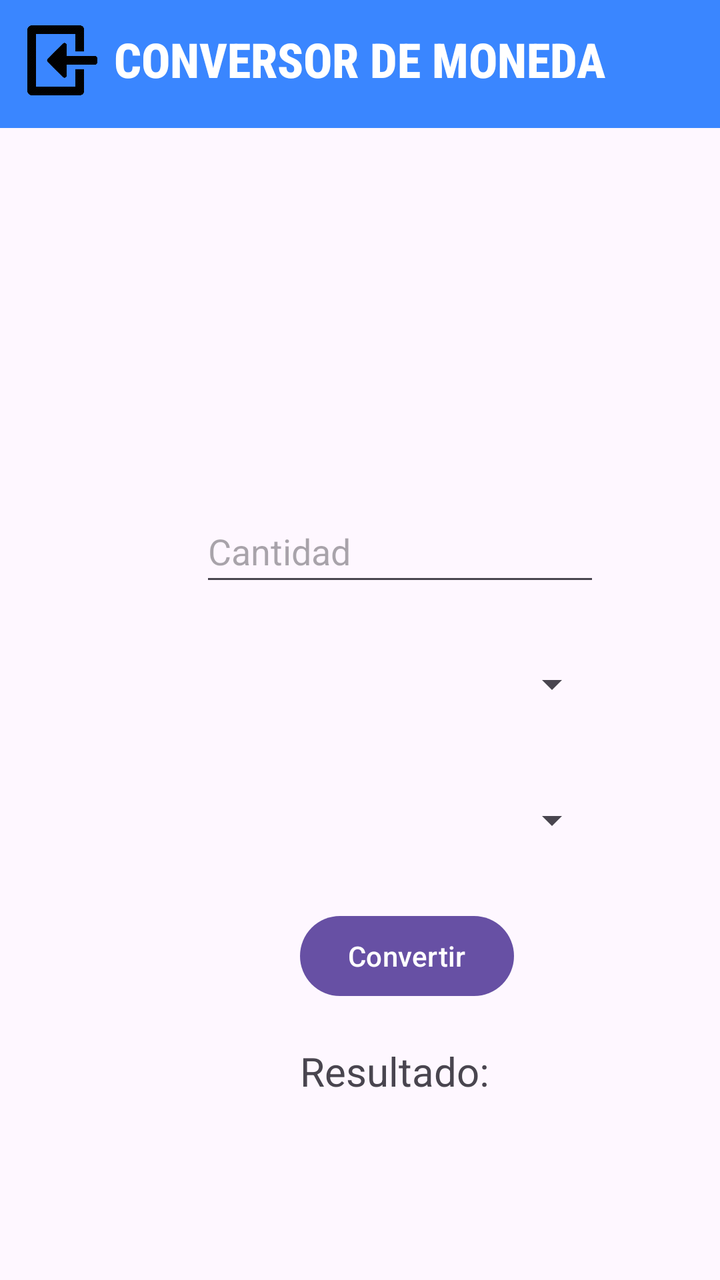
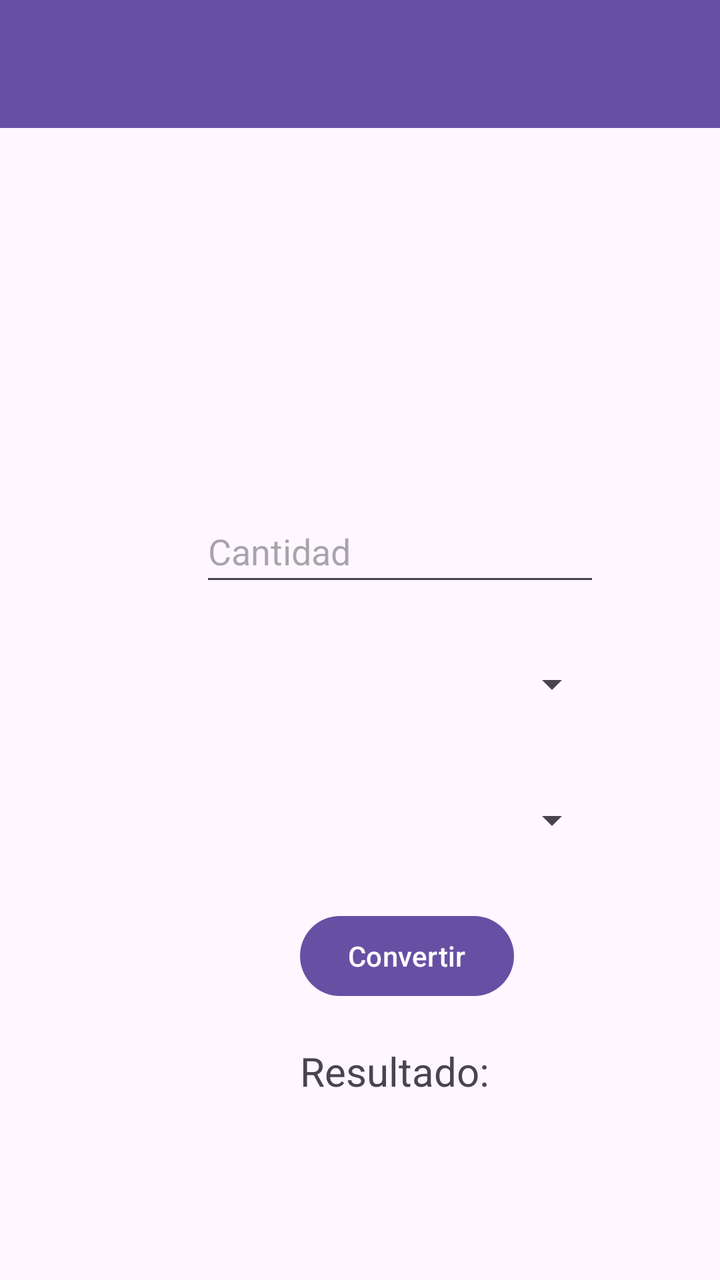

Before-and-after screenshots of an Android layout around one commit, followed by the original layout XML and the change that was made.
<!-- AndroidManifest.xml: application theme Theme.PracticaAndroid -->
<!-- res/layout/activity_conversor_moneda.xml -->
<?xml version="1.0" encoding="utf-8"?>
<androidx.constraintlayout.widget.ConstraintLayout
    xmlns:android="http://schemas.android.com/apk/res/android"
    xmlns:app="http://schemas.android.com/apk/res-auto"
    xmlns:tools="http://schemas.android.com/tools"
    android:id="@+id/main"
    android:layout_width="match_parent"
    android:layout_height="match_parent"
    tools:context=".datosConversor.ConversorMonedaActivity">

    <androidx.appcompat.widget.Toolbar
        android:id="@+id/toolbarConversor"
        android:layout_width="match_parent"
        android:layout_height="wrap_content"
        android:background="#3A86FF"
        android:minHeight="?attr/actionBarSize"
        android:theme="?attr/actionBarTheme"
        app:layout_constraintTop_toTopOf="parent"
        app:layout_constraintStart_toStartOf="parent"
        app:layout_constraintEnd_toEndOf="parent" />

    <ImageView
        android:id="@+id/atras"
        android:layout_width="35dp"
        android:layout_height="35dp"
        app:layout_constraintBottom_toBottomOf="parent"
        app:layout_constraintEnd_toEndOf="parent"
        app:layout_constraintHorizontal_bias="0.042"
        app:layout_constraintStart_toStartOf="parent"
        app:layout_constraintTop_toTopOf="parent"
        app:layout_constraintVertical_bias="0.021"
        app:srcCompat="@drawable/atras" />

    <TextView
        android:id="@+id/textView6"
        android:layout_width="wrap_content"
        android:layout_height="wrap_content"
        android:fontFamily="sans-serif-condensed-medium"
        android:gravity="center_horizontal"
        android:text="CONVERSOR DE MONEDA"
        android:textAlignment="center"
        android:textColor="@color/white"
        android:textSize="24sp"
        android:textStyle="bold"
        app:layout_constraintBottom_toBottomOf="parent"
        app:layout_constraintEnd_toEndOf="parent"
        app:layout_constraintHorizontal_bias="0.496"
        app:layout_constraintStart_toStartOf="parent"
        app:layout_constraintTop_toTopOf="parent"
        app:layout_constraintVertical_bias="0.022" />

    <EditText
        android:id="@+id/editTextNumber"
        android:layout_width="200dp"
        android:layout_height="48dp"
        android:layout_marginStart="100dp"
        android:layout_marginTop="250dp"
        android:hint="Cantidad"
        android:inputType="numberDecimal"
        app:layout_constraintStart_toStartOf="parent"
        app:layout_constraintTop_toTopOf="parent" />

    <Spinner
        android:id="@+id/spinner3"
        android:layout_width="200dp"
        android:layout_height="48dp"
        android:layout_marginTop="20dp"
        app:layout_constraintStart_toStartOf="@id/editTextNumber"
        app:layout_constraintTop_toBottomOf="@id/editTextNumber" />

    <Spinner
        android:id="@+id/spinner4"
        android:layout_width="200dp"
        android:layout_height="48dp"
        android:layout_marginTop="20dp"
        app:layout_constraintStart_toStartOf="@id/spinner3"
        app:layout_constraintTop_toBottomOf="@id/spinner3" />

    <Button
        android:id="@+id/buttonConvertir"
        android:layout_width="wrap_content"
        android:layout_height="wrap_content"
        android:layout_marginStart="50dp"
        android:layout_marginTop="20dp"
        android:text="Convertir"
        app:layout_constraintStart_toStartOf="@id/spinner4"
        app:layout_constraintTop_toBottomOf="@id/spinner4" />

    <TextView
        android:id="@+id/textViewResultado"
        android:layout_width="wrap_content"
        android:layout_height="wrap_content"
        android:text="Resultado:"
        android:textSize="20sp"
        app:layout_constraintTop_toBottomOf="@id/buttonConvertir"
        app:layout_constraintStart_toStartOf="@id/buttonConvertir"
        android:layout_marginTop="20dp"/>

</androidx.constraintlayout.widget.ConstraintLayout>
<!-- resources referenced by this layout -->
<resources>
  <color name="white">#FFFFFFFF</color>
  <!-- drawable atras: png bitmap (drawable, 29389 bytes) -->
  <style name="Theme.PracticaAndroid" parent="Base.Theme.PracticaAndroid" />
  <style name="Base.Theme.PracticaAndroid" parent="Theme.Material3.DayNight.NoActionBar">
          
          
      </style>
</resources>

<!-- the commit's change to res/layout/activity_conversor_moneda.xml (unified diff, before → after) -->
@@ -1,6 +1,5 @@
 <?xml version="1.0" encoding="utf-8"?>
-<androidx.constraintlayout.widget.ConstraintLayout
-    xmlns:android="http://schemas.android.com/apk/res/android"
+<androidx.constraintlayout.widget.ConstraintLayout xmlns:android="http://schemas.android.com/apk/res/android"
     xmlns:app="http://schemas.android.com/apk/res-auto"
     xmlns:tools="http://schemas.android.com/tools"
     android:id="@+id/main"
@@ -12,42 +11,12 @@
         android:id="@+id/toolbarConversor"
         android:layout_width="match_parent"
         android:layout_height="wrap_content"
-        android:background="#3A86FF"
+        android:background="?attr/colorPrimary"
         android:minHeight="?attr/actionBarSize"
         android:theme="?attr/actionBarTheme"
-        app:layout_constraintTop_toTopOf="parent"
+        app:layout_constraintEnd_toEndOf="parent"
         app:layout_constraintStart_toStartOf="parent"
-        app:layout_constraintEnd_toEndOf="parent" />
-
-    <ImageView
-        android:id="@+id/atras"
-        android:layout_width="35dp"
-        android:layout_height="35dp"
-        app:layout_constraintBottom_toBottomOf="parent"
-        app:layout_constraintEnd_toEndOf="parent"
-        app:layout_constraintHorizontal_bias="0.042"
-        app:layout_constraintStart_toStartOf="parent"
-        app:layout_constraintTop_toTopOf="parent"
-        app:layout_constraintVertical_bias="0.021"
-        app:srcCompat="@drawable/atras" />
-
-    <TextView
-        android:id="@+id/textView6"
-        android:layout_width="wrap_content"
-        android:layout_height="wrap_content"
-        android:fontFamily="sans-serif-condensed-medium"
-        android:gravity="center_horizontal"
-        android:text="CONVERSOR DE MONEDA"
-        android:textAlignment="center"
-        android:textColor="@color/white"
-        android:textSize="24sp"
-        android:textStyle="bold"
-        app:layout_constraintBottom_toBottomOf="parent"
-        app:layout_constraintEnd_toEndOf="parent"
-        app:layout_constraintHorizontal_bias="0.496"
-        app:layout_constraintStart_toStartOf="parent"
-        app:layout_constraintTop_toTopOf="parent"
-        app:layout_constraintVertical_bias="0.022" />
+        app:layout_constraintTop_toTopOf="parent" />
 
     <EditText
         android:id="@+id/editTextNumber"
<!-- resource entries referenced after the edit -->
@@ -1,7 +1,5 @@
 <!-- resources referenced by this layout -->
 <resources>
-  <color name="white">#FFFFFFFF</color>
-  <!-- drawable atras: png bitmap (drawable, 29389 bytes) -->
   <style name="Theme.PracticaAndroid" parent="Base.Theme.PracticaAndroid" />
   <style name="Base.Theme.PracticaAndroid" parent="Theme.Material3.DayNight.NoActionBar">
           
